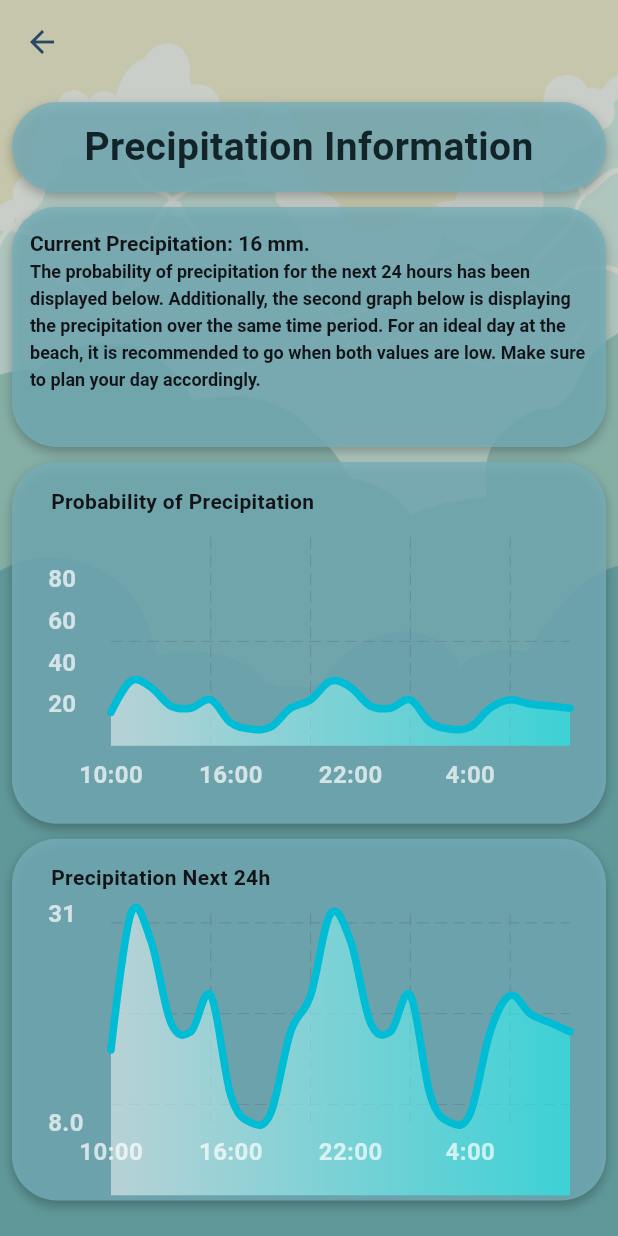
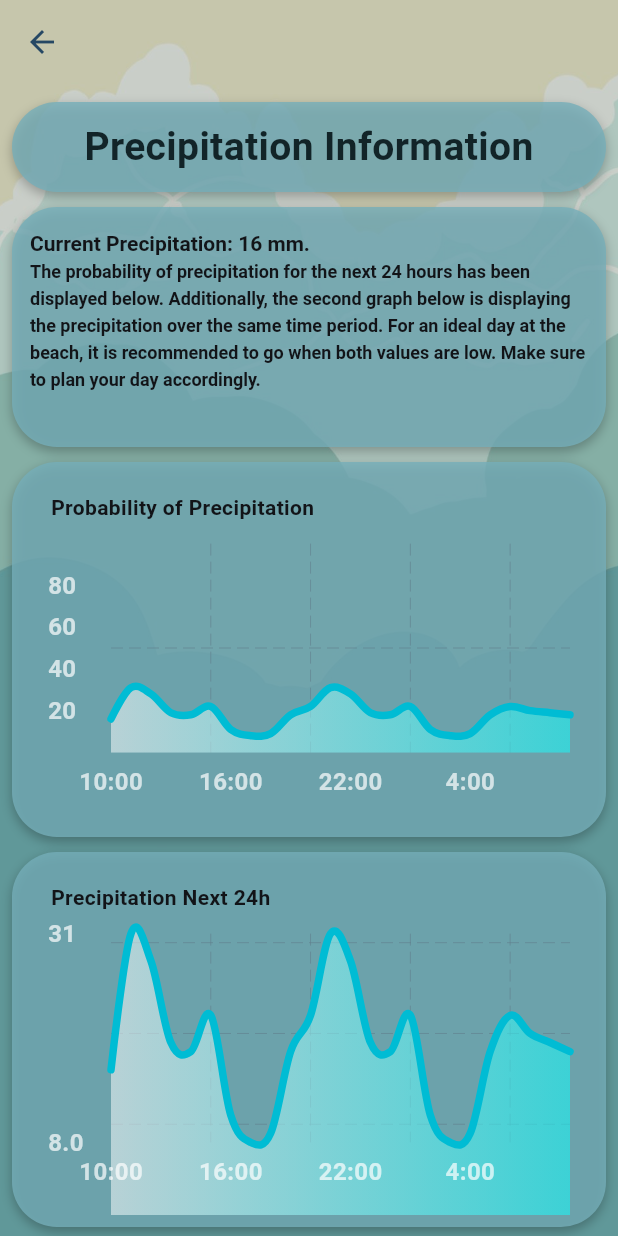
Before and after one commit to DakPro/beach_weather_app, a Flutter app: the PrecipitationPage screen opened directly, on a phone screen of 412 x 824 dp. Run offline on Flutter 3.47's test engine with Material 3 defaults, Android fonts, the phone set to English and light mode, and no system bars; drawn by our look-alikes of fl_chart; our stand-ins replace geocoding, geolocator, reorderables, shared_preferences; missing offline and left inert: open_meteo; accounts and stored records are empty.

Commit message:
Limit graph size in precipitation page

```diff
--- a/lib/element_pages.dart
+++ b/lib/element_pages.dart
@@ -635,6 +635,7 @@ class PrecipitationPage extends StatelessWidget {
                 SizedBox(height: 10),
                 // graphs to visualise what the next 24 hours will look like
                 Container(
+                  height: 250,
                   padding: EdgeInsets.all(10),
                   alignment: Alignment.center,
                   decoration: BoxDecoration(
@@ -652,6 +653,7 @@ class PrecipitationPage extends StatelessWidget {
                 ),
                 SizedBox(height: 10),
                 Container(
+                  height: 250,
                   padding: EdgeInsets.all(10),
                   alignment: Alignment.center,
                   decoration: BoxDecoration(
```
